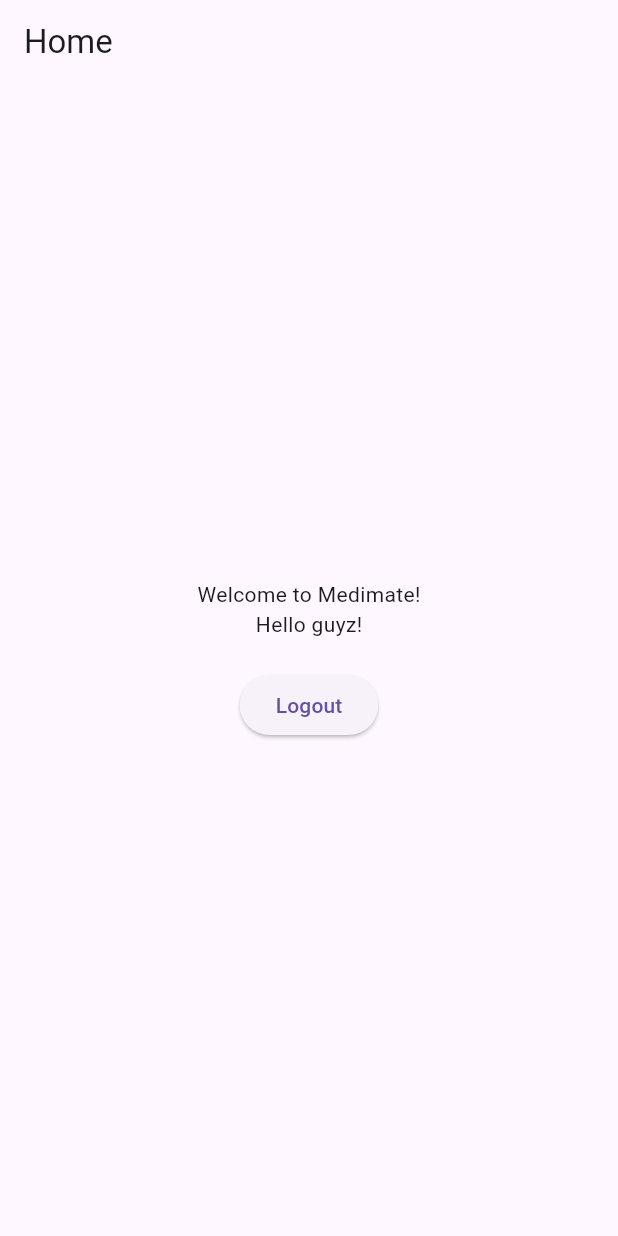
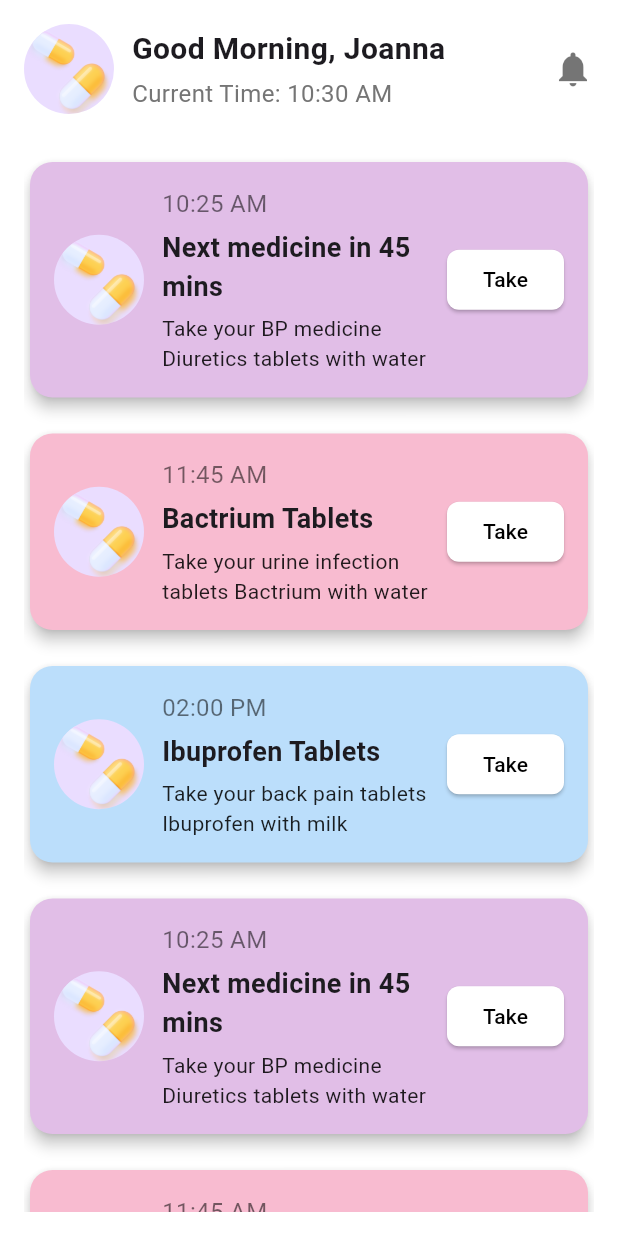
Before and after one commit to coderacing/GDG_2025, a Flutter app: the HomePage screen opened directly, on a phone screen of 412 x 824 dp. Run offline on Flutter 3.47's test engine with Material 3 defaults, Android fonts, the light colour scheme and no system bars; our stand-ins replace firebase_auth, firebase_core, google_sign_in; accounts and stored records are empty.

Commit message:
home page UI half done!

```diff
--- a/medimate/lib/src/pesentation/homepage.dart
+++ b/medimate/lib/src/pesentation/homepage.dart
@@ -1,32 +1,199 @@
-import 'package:firebase_auth/firebase_auth.dart';
 import 'package:flutter/material.dart';
-import 'package:medimate/src/pesentation/loginpage.dart';
+import 'package:intl/intl.dart';
+import 'dart:async';
 
-class HomePage extends StatelessWidget {
-  const HomePage({super.key});
+class HomePage extends StatefulWidget {
+  @override
+  _HomePageState createState() => _HomePageState();
+}
+
+class _HomePageState extends State<HomePage> {
+  String currentTime = DateFormat('hh:mm a').format(DateTime.now());
+
+  @override
+  void initState() {
+    super.initState();
+    Timer.periodic(Duration(seconds: 30), (timer) {
+      setState(() {
+        currentTime = DateFormat('hh:mm a').format(DateTime.now());
+      });
+    });
+  }
+
+  String getGreeting() {
+    int hour = DateTime.now().hour;
+    if (hour < 12) return "Good Morning";
+    if (hour < 17) return "Good Afternoon";
+    return "Good Evening";
+  }
 
   @override
   Widget build(BuildContext context) {
     return Scaffold(
-      appBar: AppBar(title: const Text('Home')),
-      body: Center(
-        child: Column(
-          mainAxisAlignment: MainAxisAlignment.center,
-          children: [
-            const Text('Welcome to Medimate!'),
-            const Text("Hello guyz!"),
-            const SizedBox(height: 20),
-            ElevatedButton(
-              onPressed: () async {
-                await FirebaseAuth.instance.signOut();
-                Navigator.pushReplacement(context,
-                    MaterialPageRoute(builder: (context) => const LoginPage()));
-              },
-              child: const Text('Logout'),
-            ),
-          ],
+      backgroundColor: Colors.white,
+      body: SafeArea(
+        child: Padding(
+          padding: const EdgeInsets.all(16.0),
+          child: Column(
+            crossAxisAlignment: CrossAxisAlignment.start,
+            children: [
+              Row(
+                mainAxisAlignment: MainAxisAlignment.spaceBetween,
+                children: [
+                  Row(
+                    children: [
+                      CircleAvatar(
+                        radius: 30,
+                        backgroundImage:
+                            AssetImage('assets/images/capsule.png'),
+                      ),
+                      SizedBox(width: 12),
+                      Column(
+                        crossAxisAlignment: CrossAxisAlignment.start,
+                        children: [
+                          Text(
+                            "${getGreeting()}, Joanna",
+                            style: TextStyle(
+                                fontSize: 20, fontWeight: FontWeight.bold),
+                          ),
+                          SizedBox(height: 4),
+                          Text(
+                            "Current Time: $currentTime",
+                            style: TextStyle(
+                                fontSize: 16, color: Colors.grey[600]),
+                          ),
+                        ],
+                      ),
+                    ],
+                  ),
+                  Icon(Icons.notifications, color: Colors.black54, size: 28),
+                ],
+              ),
+              SizedBox(height: 20),
+              Expanded(
+                child: ListView.builder(
+                  itemCount: medicineList.length,
+                  itemBuilder: (context, index) {
+                    return MedicineCard(medicine: medicineList[index]);
+                  },
+                ),
+              ),
+            ],
+          ),
         ),
       ),
     );
   }
 }
+
+class MedicineCard extends StatelessWidget {
+  final Medicine medicine;
+
+  MedicineCard({required this.medicine});
+
+  @override
+  Widget build(BuildContext context) {
+    return Padding(
+      padding: const EdgeInsets.symmetric(vertical: 8.0),
+      child: Card(
+        shape: RoundedRectangleBorder(borderRadius: BorderRadius.circular(15)),
+        elevation: 4,
+        color: medicine.color,
+        child: Padding(
+          padding: EdgeInsets.all(16),
+          child: Row(
+            crossAxisAlignment: CrossAxisAlignment.center,
+            children: [
+              CircleAvatar(
+                radius: 30,
+                backgroundImage: AssetImage(medicine.image),
+              ),
+              SizedBox(width: 12),
+              Expanded(
+                child: Column(
+                  crossAxisAlignment: CrossAxisAlignment.start,
+                  children: [
+                    Text(
+                      medicine.time,
+                      style: TextStyle(color: Colors.black54, fontSize: 16),
+                    ),
+                    SizedBox(height: 5),
+                    Text(
+                      medicine.title,
+                      style:
+                          TextStyle(fontSize: 18, fontWeight: FontWeight.bold),
+                    ),
+                    SizedBox(height: 5),
+                    Text(medicine.description,
+                        style: TextStyle(color: Colors.black87)),
+                  ],
+                ),
+              ),
+              ElevatedButton(
+                onPressed: () {},
+                child: Text("Take"),
+                style: ElevatedButton.styleFrom(
+                  backgroundColor: Colors.white,
+                  foregroundColor: Colors.black,
+                  shape: RoundedRectangleBorder(
+                      borderRadius: BorderRadius.circular(8)),
+                ),
+              ),
+            ],
+          ),
+        ),
+      ),
+    );
+  }
+}
+
+class Medicine {
+  final String time, title, description, image;
+  final Color color;
+
+  Medicine({
+    required this.time,
+    required this.title,
+    required this.description,
+    required this.color,
+    required this.image,
+  });
+}
+
+List<Medicine> medicineList = [
+  Medicine(
+    time: "10:25 AM",
+    title: "Next medicine in 45 mins",
+    description: "Take your BP medicine Diuretics tablets with water",
+    color: Colors.purple.shade100,
+    image: 'assets/images/capsule.png',
+  ),
+  Medicine(
+    time: "11:45 AM",
+    title: "Bactrium Tablets",
+    description: "Take your urine infection tablets Bactrium with water",
+    color: Colors.pink.shade100,
+    image: 'assets/images/capsule.png',
+  ),
+  Medicine(
+    time: "02:00 PM",
+    title: "Ibuprofen Tablets",
+    description: "Take your back pain tablets Ibuprofen with milk",
+    color: Colors.blue.shade100,
+    image: 'assets/images/capsule.png',
+  ),
+  Medicine(
+    time: "10:25 AM",
+    title: "Next medicine in 45 mins",
+    description: "Take your BP medicine Diuretics tablets with water",
+    color: Colors.purple.shade100,
+    image: 'assets/images/capsule.png',
+  ),
+  Medicine(
+    time: "11:45 AM",
+    title: "Bactrium Tablets",
+    description: "Take your urine infection tablets Bactrium with water",
+    color: Colors.pink.shade100,
+    image: 'assets/images/capsule.png',
+  ),
+];
--- a/medimate/lib/src/pesentation/loginpage.dart
+++ b/medimate/lib/src/pesentation/loginpage.dart
@@ -36,7 +36,7 @@
 
       // Navigate to Homepage
       Navigator.pushReplacement(
-          context, MaterialPageRoute(builder: (context) => const HomePage()));
+          context, MaterialPageRoute(builder: (context) => HomePage()));
     } catch (e) {
       ScaffoldMessenger.of(context)
           .showSnackBar(SnackBar(content: Text("Google Sign-In Failed: $e")));
--- a/medimate/lib/src/pesentation/splashpage.dart
+++ b/medimate/lib/src/pesentation/splashpage.dart
@@ -17,7 +17,7 @@
     Future.delayed(const Duration(seconds: 3), () {
       if (FirebaseAuth.instance.currentUser != null) {
         Navigator.pushReplacement(
-            context, MaterialPageRoute(builder: (context) => const HomePage()));
+            context, MaterialPageRoute(builder: (context) => HomePage()));
       } else {
         Navigator.pushReplacement(context,
             MaterialPageRoute(builder: (context) => const LoginPage()));
--- a/medimate/pubspec.yaml
+++ b/medimate/pubspec.yaml
@@ -38,6 +38,7 @@
   firebase_auth:
   firebase_core:
   google_sign_in:
+  intl: ^0.20.2
 
 dev_dependencies:
   flutter_test:
@@ -62,9 +63,8 @@
   uses-material-design: true
 
   # To add assets to your application, add an assets section, like this:
-  # assets:
-  #   - images/a_dot_burr.jpeg
-  #   - images/a_dot_ham.jpeg
+  assets:
+    - assets/images/
 
   # An image asset can refer to one or more resolution-specific "variants", see
   # https://flutter.dev/to/resolution-aware-images
```
Also changed, not shown: medimate/assets/images/capsule.png (added).
